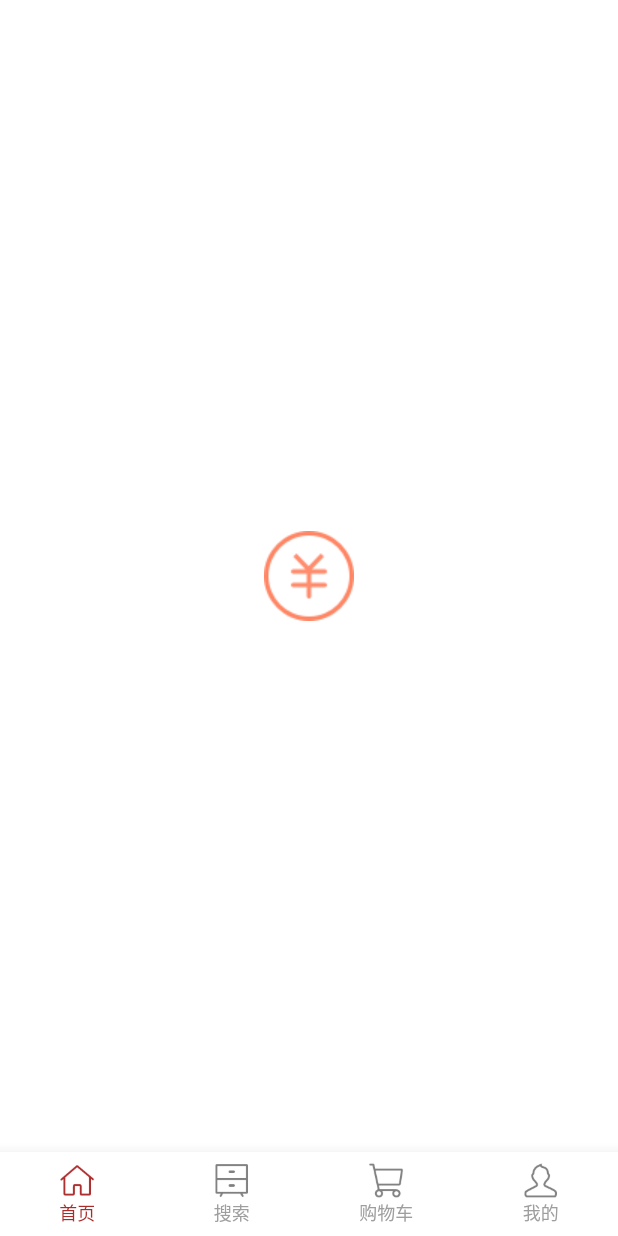
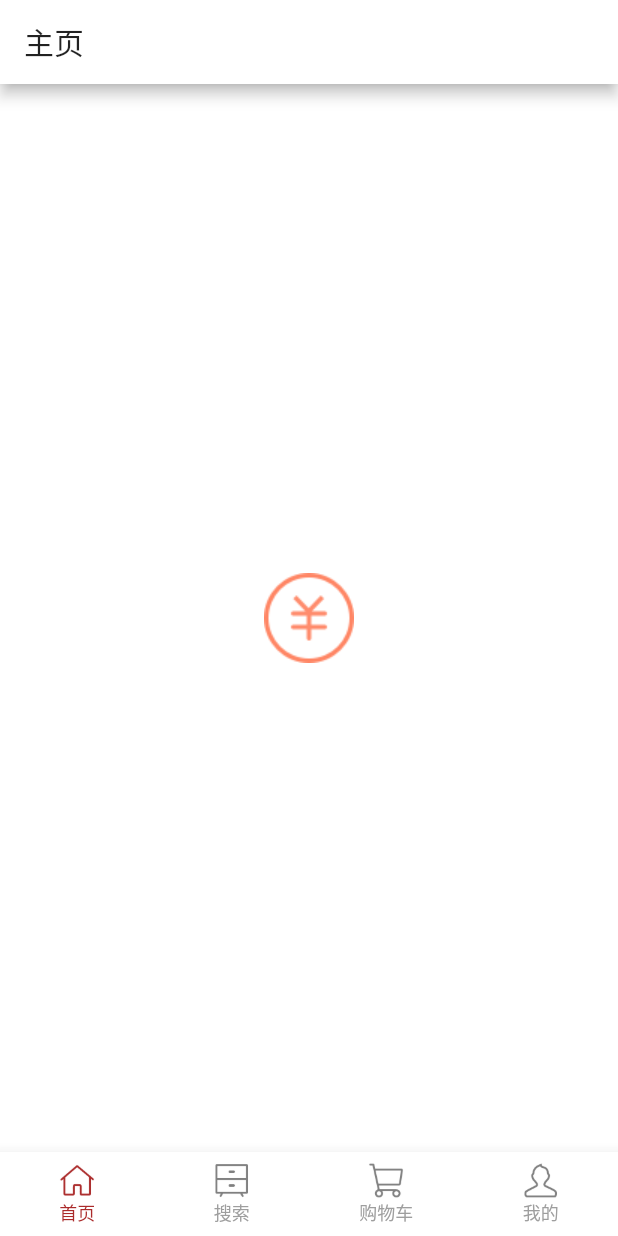
Before and after one commit to z251257144/FireShop, a Flutter app: the screen it shows after launch, on a phone screen of 412 x 824 dp. Run offline on Flutter 3.47's test engine with Material 2 defaults, Android fonts, the phone set to English and light mode, and no system bars; network calls fail.

Commit message:
目录开发

```diff
--- a/lib/pages/home/home_page.dart
+++ b/lib/pages/home/home_page.dart
@@ -5,12 +5,19 @@ class HomePage extends StatelessWidget {
 
   @override
   Widget build(BuildContext context) {
-    return Container(
-      alignment: Alignment.center,
-      decoration: BoxDecoration(
-        color: Colors.white
+    return Scaffold(
+      backgroundColor: Colors.white,
+      appBar: AppBar(
+        backgroundColor: Colors.white,
+        title: Text("主页"),
       ),
-      child: Image.asset("images/profile_tegral.png"),
+      body: Container(
+        alignment: Alignment.center,
+        decoration: BoxDecoration(
+          color: Colors.white
+        ),
+        child: Image.asset("images/profile_tegral.png"),
+      ),
     );
   }
 }
```
Also changed, not shown: lib/pages/cart/cart_page.dart (+21 -1 lines), lib/pages/category/category_page.dart (+73 -2 lines), 2 other files.
